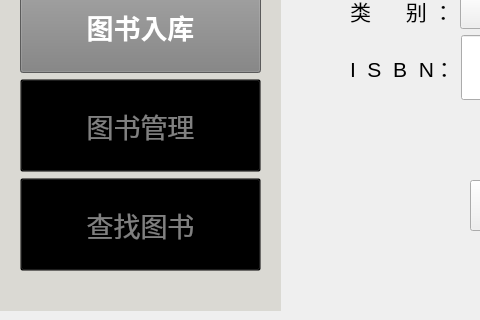
Old version of the form addcode/inputbook.ui in the repository Andylih2005/summer-work; both pictures show x 0 to 480 and y 280 to 600 of the 900 by 600 pixel window.
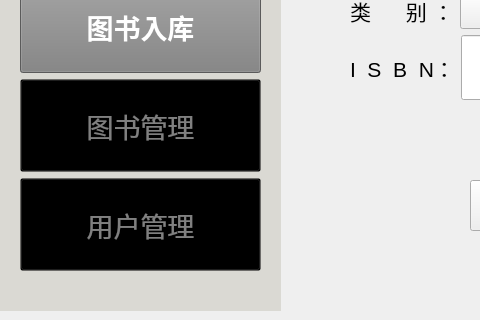
New version of the form. Icons and pictures are not drawn.

Diff of the .ui file:
```diff
--- a/addcode/inputbook.ui
+++ b/addcode/inputbook.ui
@@ -385,7 +385,7 @@
 </string>
           </property>
           <property name="text">
-           <string>查找图书</string>
+           <string>用户管理</string>
           </property>
          </widget>
         </item>
```
